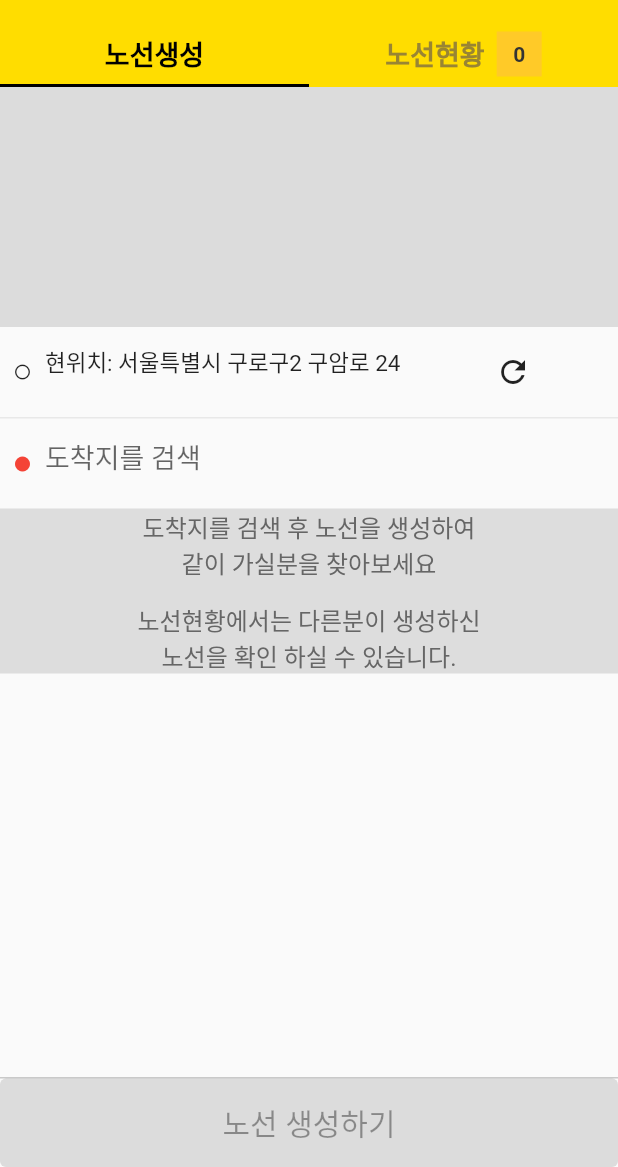
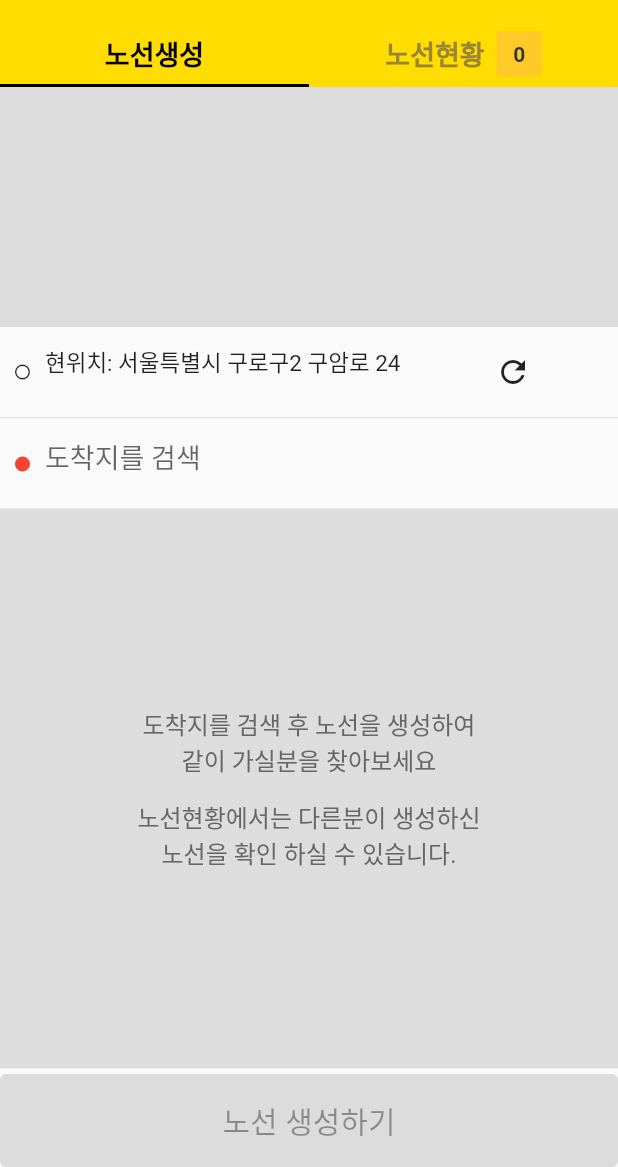
Before and after one commit to hyun0914/mapapptest, a Flutter app: the ButtonIcon widget shown alone on an empty page, opened directly, after a tap on "조수석", after a tap on "시작하기", on a phone screen of 412 x 824 dp, the part 69-1236 px from its top. Run offline on Flutter 3.47's test engine with Material 2 defaults, Android fonts, the phone set to English and light mode, and no system bars.

Commit message:
버튼 하단에 고정으로 수정, 메인, 카드 화면 수정

```diff
--- a/mapapptest/lib/enter_information/material/button_icon.dart
+++ b/mapapptest/lib/enter_information/material/button_icon.dart
@@ -21,7 +21,8 @@ bool check_end_on_off = false;
 class _ButtonIconState extends State<ButtonIcon> {
   @override
   Widget build(BuildContext context) {
-    return Column(
+    return Expanded(
+      child: Column(
         children: [
           Row(
             mainAxisAlignment: MainAxisAlignment.spaceAround,
@@ -94,8 +95,7 @@ class _ButtonIconState extends State<ButtonIcon> {
               ),
             ],
           ),
-
-        SizedBox(height: MediaQuery.of(context).size.height > 930? MediaQuery.of(context).size.height*0.32 : MediaQuery.of(context).size.height*0.2,),
+          Spacer(),
           Padding(
             padding: const EdgeInsets.all(8.0),
             child: SizedBox(
@@ -113,6 +113,7 @@ class _ButtonIconState extends State<ButtonIcon> {
             ),
           ),
         ],
+      ),
     );
   }
 }
--- a/mapapptest/lib/inquiry_details/material/body.dart
+++ b/mapapptest/lib/inquiry_details/material/body.dart
@@ -14,6 +14,7 @@ class Body extends StatelessWidget {
           children: [
             SimpleAppBar(title: '문의하기'),
             InquiryDetailsForm(),
+            Spacer(),
             InquiryDetailsButton(),
           ],
         )
--- a/mapapptest/lib/main_contents/material/one_contents_view.dart
+++ b/mapapptest/lib/main_contents/material/one_contents_view.dart
@@ -22,7 +22,6 @@ class _OneContentsViewState extends State<OneContentsView> {
           height: 160,
           color: Colors.black12,
         ),
-
         Row(
           children: [
             Container(
@@ -64,10 +63,10 @@ class _OneContentsViewState extends State<OneContentsView> {
             ),
           ],
         ),
-
-        Container(
+        Expanded(
+          flex: 100,
+          child: Container(
             width: MediaQuery.of(context).size.width,
-          //height: MediaQuery.of(context).size.height > 930? MediaQuery.of(context).size.height/2.2 : MediaQuery.of(context).size.height/2.5,
             color: MAIN_CONTENTS_COLOR,
             child: Column(
               mainAxisAlignment: MainAxisAlignment.center,
@@ -80,15 +79,19 @@ class _OneContentsViewState extends State<OneContentsView> {
               ],
             ),
           ),
+        ),
         Spacer(),
-        Container(
-            width: MediaQuery.of(context).size.width,
-            height: MediaQuery.of(context).size.height > 930? 64 : 60,
-            decoration: BoxDecoration(border: Border(top: BorderSide(color: MAIN_BUTTON_LINE_COlOR, width: 1))),
-            child: ElevatedButton(
+        Column(
+          crossAxisAlignment: CrossAxisAlignment.stretch,
+          children: [
+            ElevatedButton(
                 onPressed: null,
+                child: Padding(
+                  padding: const EdgeInsets.symmetric(vertical: 16),
                   child: Text('노선 생성하기', style: TextStyle(fontSize: 20),),
                 ),
+            ),
+          ],
         ),
       ],
     );
--- a/mapapptest/lib/terms_of_service/material/contents_check.dart
+++ b/mapapptest/lib/terms_of_service/material/contents_check.dart
@@ -20,7 +20,8 @@ bool check_on_off_4 = false;
 class _ContentsCheckState extends State<ContentsCheck> {
   @override
   Widget build(BuildContext context) {
-    return Column(
+    return Expanded(
+      child: Column(
         children: [
           Column(
             children: [
@@ -95,6 +96,7 @@ class _ContentsCheckState extends State<ContentsCheck> {
                       child: check_on_off_1 == false ? Icon(Icons.check_box_outlined, size: 30,) : Icon(Icons.check_box, size: 30,))),
             ],
           ),
+          Spacer(),
           Padding(
             padding: const EdgeInsets.all(8.0),
             child: SizedBox(
@@ -112,6 +114,7 @@ class _ContentsCheckState extends State<ContentsCheck> {
             ),
           ),
         ],
+      ),
     );
   }
 
```
Also changed, not shown: mapapptest/lib/payment_card_management/material/card_button_form.dart (+11 -7 lines), mapapptest/pubspec.lock, 1 other file. Lines whose indentation alone changed are shown as unchanged.
